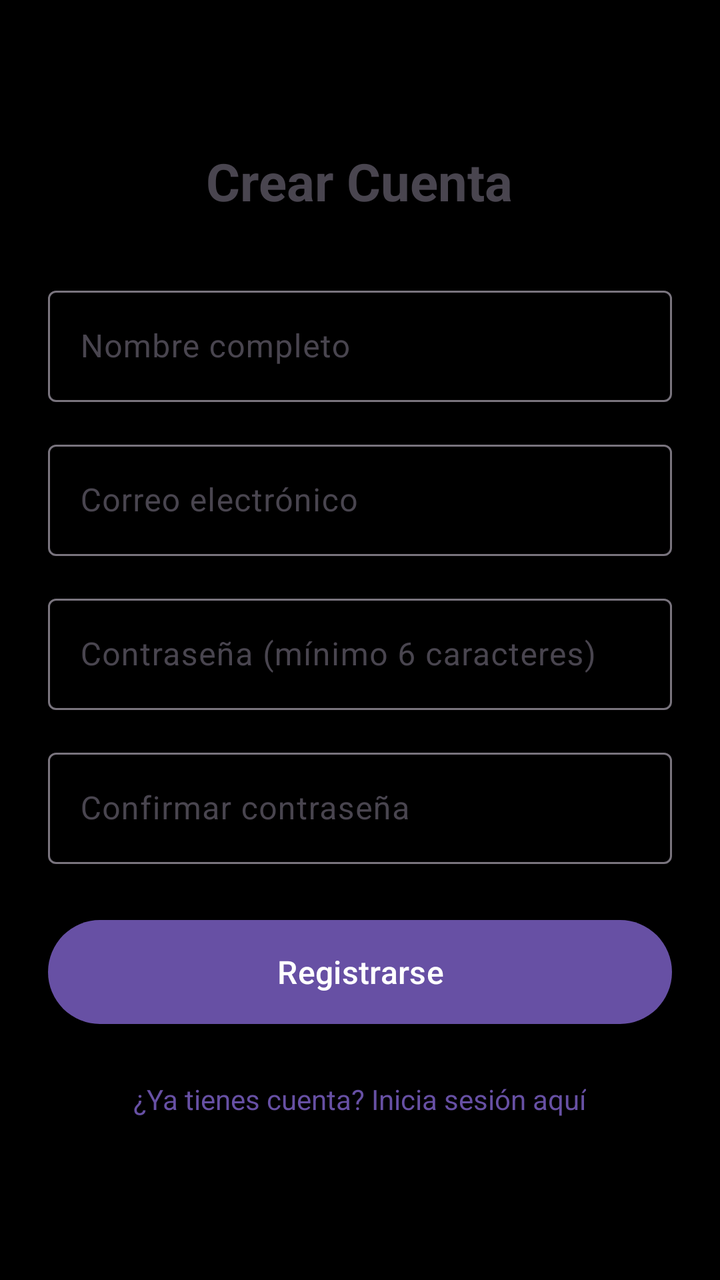
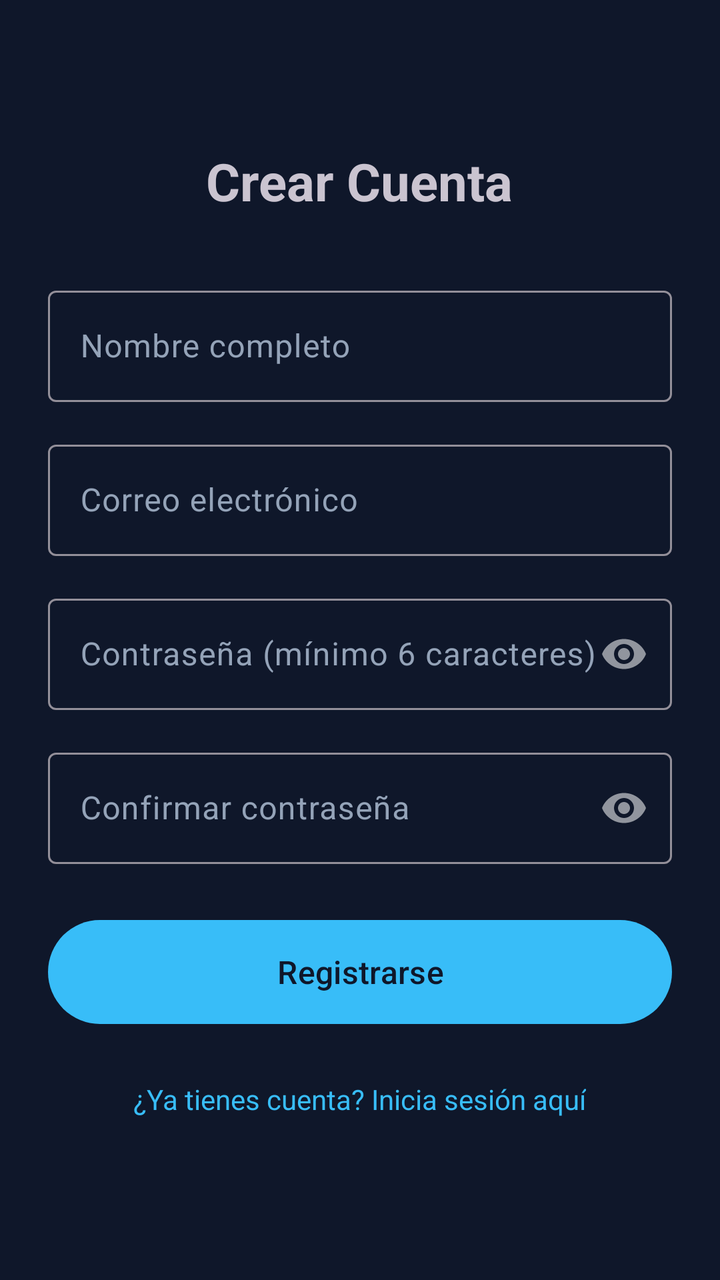

Compare the two renders of this Android layout. The source of the first and the diff that turns it into the second are given below.
<!-- AndroidManifest.xml: application theme Theme.App_contactos -->
<!-- res/layout/activity_registro.xml -->
<?xml version="1.0" encoding="utf-8"?>
<ScrollView xmlns:android="http://schemas.android.com/apk/res/android"
    xmlns:app="http://schemas.android.com/apk/res-auto"
    xmlns:tools="http://schemas.android.com/tools"
    android:layout_width="match_parent"
    android:layout_height="match_parent"
    android:fillViewport="true"
    tools:context=".ui.RegistroActivity">

    <LinearLayout
        android:layout_width="match_parent"
        android:layout_height="wrap_content"
        android:orientation="vertical"
        android:gravity="center"
        android:padding="24dp"
        android:background="@color/black">

        <TextView
            android:layout_width="wrap_content"
            android:layout_height="wrap_content"
            android:text="Crear Cuenta"
            android:textSize="26sp"
            android:textStyle="bold"
            android:layout_marginBottom="32dp" />

        <com.google.android.material.textfield.TextInputLayout
            android:id="@+id/tilNombre"
            android:layout_width="match_parent"
            android:layout_height="wrap_content"
            android:layout_marginBottom="16dp"
            android:hint="Nombre completo">

            <com.google.android.material.textfield.TextInputEditText
                android:id="@+id/etNombre"
                android:layout_width="match_parent"
                android:layout_height="wrap_content"
                android:inputType="textPersonName" />

        </com.google.android.material.textfield.TextInputLayout>

        <com.google.android.material.textfield.TextInputLayout
            android:id="@+id/tilEmail"
            android:layout_width="match_parent"
            android:layout_height="wrap_content"
            android:layout_marginBottom="16dp"
            android:hint="Correo electrónico">

            <com.google.android.material.textfield.TextInputEditText
                android:id="@+id/etEmail"
                android:layout_width="match_parent"
                android:layout_height="wrap_content"
                android:inputType="textEmailAddress" />

        </com.google.android.material.textfield.TextInputLayout>

        <com.google.android.material.textfield.TextInputLayout
            android:id="@+id/tilPassword"
            android:layout_width="match_parent"
            android:layout_height="wrap_content"
            android:layout_marginBottom="16dp"
            app:passwordToggleEnabled="true"
            android:hint="Contraseña (mínimo 6 caracteres)">

            <com.google.android.material.textfield.TextInputEditText
                android:id="@+id/etPassword"
                android:layout_width="match_parent"
                android:layout_height="wrap_content"
                android:inputType="textPassword" />

        </com.google.android.material.textfield.TextInputLayout>

        <com.google.android.material.textfield.TextInputLayout
            android:id="@+id/tilConfirmPassword"
            android:layout_width="match_parent"
            android:layout_height="wrap_content"
            android:layout_marginBottom="24dp"
            app:passwordToggleEnabled="true"
            android:hint="Confirmar contraseña">

            <com.google.android.material.textfield.TextInputEditText
                android:id="@+id/etConfirmPassword"
                android:layout_width="match_parent"
                android:layout_height="wrap_content"
                android:inputType="textPassword" />

        </com.google.android.material.textfield.TextInputLayout>

        <Button
            android:id="@+id/btnRegistrar"
            android:layout_width="match_parent"
            android:layout_height="60dp"
            android:text="Registrarse"
            android:textSize="16sp"
            android:layout_marginBottom="16dp" />

        <TextView
            android:id="@+id/tvIrALogin"
            android:layout_width="wrap_content"
            android:layout_height="wrap_content"
            android:text="¿Ya tienes cuenta? Inicia sesión aquí"
            android:textColor="?attr/colorPrimary"
            android:textSize="14sp"
            android:padding="8dp" />

    </LinearLayout>

</ScrollView>
<!-- resources referenced by this layout -->
<resources>
  <color name="black">#FF000000</color>
  <style name="Theme.App_contactos" parent="Base.Theme.App_contactos" />
  <style name="Base.Theme.App_contactos" parent="Theme.Material3.DayNight.NoActionBar">
          
          
      </style>
</resources>

<!-- the commit's change to res/layout/activity_registro.xml (unified diff, before → after) -->
@@ -12,8 +12,7 @@
         android:layout_height="wrap_content"
         android:orientation="vertical"
         android:gravity="center"
-        android:padding="24dp"
-        android:background="@color/black">
+        android:padding="24dp">
 
         <TextView
             android:layout_width="wrap_content"
<!-- resource entries referenced after the edit -->
@@ -1,10 +1,23 @@
 <!-- resources referenced by this layout -->
 <resources>
-  <color name="black">#FF000000</color>
   <style name="Theme.App_contactos" parent="Base.Theme.App_contactos" />
-  <style name="Base.Theme.App_contactos" parent="Theme.Material3.DayNight.NoActionBar">
-          
-          
+  <style name="Base.Theme.App_contactos" parent="Theme.Material3.Dark.NoActionBar">
+          <item name="colorPrimary">@color/navy_primary</item>
+          <item name="colorOnPrimary">@color/navy_on_primary</item>
+          <item name="colorPrimaryContainer">@color/navy_primary_container</item>
+          <item name="colorOnPrimaryContainer">@color/navy_on_primary_container</item>
+          <item name="android:windowBackground">@color/navy_bg</item>
+          <item name="colorSurface">@color/navy_surface</item>
+          <item name="colorOnSurface">@color/navy_text_primary</item>
+          <item name="colorOnSurfaceVariant">@color/navy_text_secondary</item>
       </style>
+  <color name="navy_primary">#38BDF8</color>
+  <color name="navy_on_primary">#0F172A</color>
+  <color name="navy_primary_container">#1E3A8A</color>
+  <color name="navy_on_primary_container">#E0F2FE</color>
+  <color name="navy_bg">#0F172A</color>
+  <color name="navy_surface">#1E293B</color>
+  <color name="navy_text_primary">#F8FAFC</color>
+  <color name="navy_text_secondary">#94A3B8</color>
 </resources>
 
